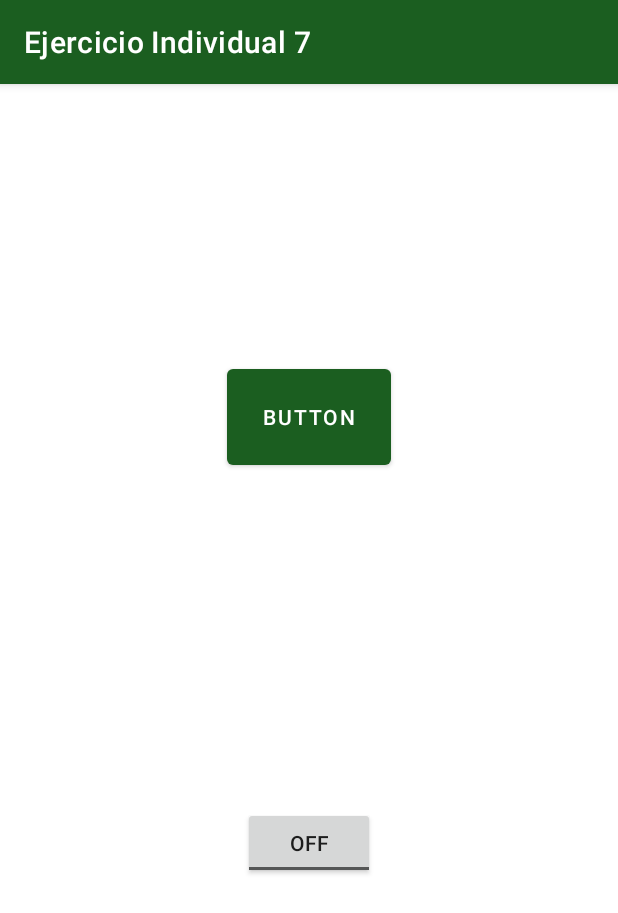
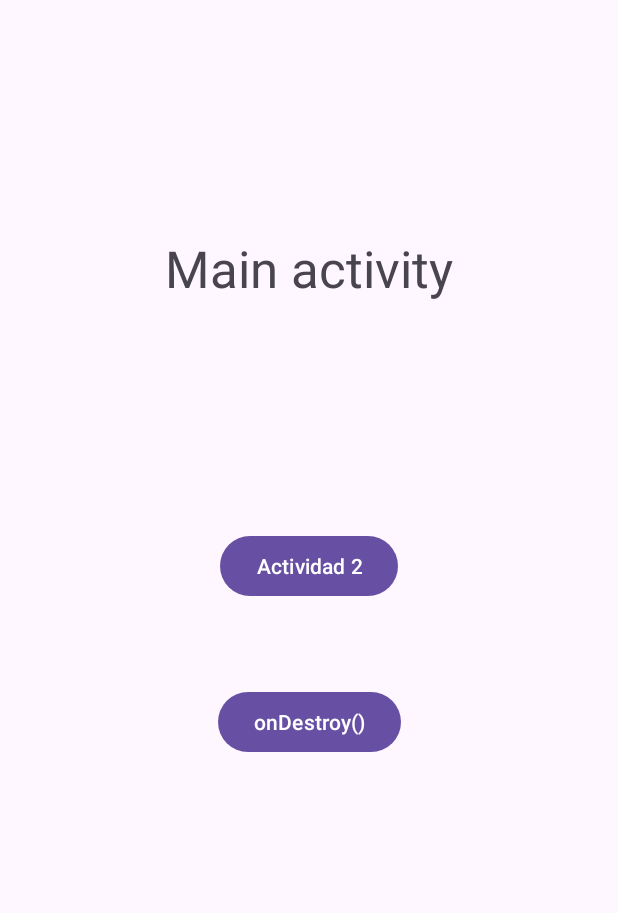
Before and after one commit to ClaudioA1992/EjercicioIndividual8, an Android app: the screen it shows after launch (MainActivity), on a phone screen of 412 x 824 dp. Shown: the top 913 px of the screen. Run offline under Robolectric (Android 15) with nearby library versions, the phone set to English and light mode, and no system bars.

Commit message:
Revert "Ejercicio individual 7"
Rollback

```diff
--- a/app/src/main/AndroidManifest.xml
+++ b/app/src/main/AndroidManifest.xml
@@ -10,8 +10,11 @@
         android:label="@string/app_name"
         android:roundIcon="@mipmap/ic_launcher_round"
         android:supportsRtl="true"
-        android:theme="@style/Theme.EjercicioIndividual7"
+        android:theme="@style/Theme.MovimientoEntreActivities"
         tools:targetApi="31">
+        <activity
+            android:name="cl.awakelab.movimientoentreactivities.MainActivity2"
+            android:exported="false" />
         <activity
             android:name=".MainActivity"
             android:exported="true">
--- a/app/src/main/java/cl/awakelab/ejercicioindividual7/MainActivity.java
+++ /dev/null
@@ -1,47 +0,0 @@
-package cl.awakelab.ejercicioindividual7;
-
-import androidx.appcompat.app.AppCompatActivity;
-import androidx.appcompat.app.AppCompatDelegate;
-import androidx.appcompat.widget.SwitchCompat;
-
-import android.os.Bundle;
-import android.view.View;
-import android.widget.Toast;
-import android.widget.ToggleButton;
-
-public class MainActivity extends AppCompatActivity {
-
-    @Override
-    protected void onCreate(Bundle savedInstanceState) {
-
-        super.onCreate(savedInstanceState);
-        setContentView(R.layout.activity_main);
-        ToggleButton switchNight = findViewById(R.id.switchNight);
-
-
-        switchNight.setOnClickListener(new View.OnClickListener() {
-            @Override
-            public void onClick(View v) {
-                if (switchNight.isChecked()) {
-                    setDayNight(0);
-                    Toast.makeText(getBaseContext(), "Enable Dark Mode", Toast.LENGTH_SHORT).show();
-                } else {
-                    setDayNight(1);
-                    Toast.makeText(getBaseContext(), "Enable Light Mode", Toast.LENGTH_SHORT).show();
-                }
-            }
-
-        });
-
-    }
-
-    public void setDayNight(int mode){
-        if(mode==0){
-            getDelegate().setLocalNightMode(AppCompatDelegate.MODE_NIGHT_YES);
-        }
-        else{
-            getDelegate().setLocalNightMode(AppCompatDelegate.MODE_NIGHT_NO);
-        }
-    }
-
-}
--- a/app/src/main/res/layout/activity_main.xml
+++ b/app/src/main/res/layout/activity_main.xml
@@ -4,27 +4,37 @@
     xmlns:tools="http://schemas.android.com/tools"
     android:layout_width="match_parent"
     android:layout_height="match_parent"
-    android:layout_margin="16dp"
     tools:context=".MainActivity">
 
-    <Button
-        android:id="@+id/button2"
-        android:layout_width="109dp"
-        android:layout_height="76dp"
-        android:layout_marginTop="168dp"
-        android:text="Button"
+    <TextView
+        android:id="@+id/textView"
+        android:layout_width="wrap_content"
+        android:layout_height="wrap_content"
+        android:layout_marginTop="156dp"
+        android:text="Main activity"
+        android:textSize="34sp"
         app:layout_constraintEnd_toEndOf="parent"
         app:layout_constraintStart_toStartOf="parent"
         app:layout_constraintTop_toTopOf="parent" />
 
-    <ToggleButton
-        android:id="@+id/switchNight"
+    <Button
+        android:id="@+id/secondActivityButton"
         android:layout_width="wrap_content"
         android:layout_height="wrap_content"
-        android:text="ToggleButton"
-        app:layout_constraintBottom_toBottomOf="parent"
-        app:layout_constraintEnd_toEndOf="parent"
-        app:layout_constraintStart_toStartOf="parent"
-        app:layout_constraintTop_toBottomOf="@+id/button2" />
+        android:layout_marginTop="152dp"
+        android:text="Actividad 2"
+        app:layout_constraintEnd_toEndOf="@+id/textView"
+        app:layout_constraintStart_toStartOf="@+id/textView"
+        app:layout_constraintTop_toBottomOf="@+id/textView" />
+
+    <Button
+        android:id="@+id/onDestroyButton"
+        android:layout_width="wrap_content"
+        android:layout_height="wrap_content"
+        android:layout_marginTop="56dp"
+        android:text="onDestroy()"
+        app:layout_constraintEnd_toEndOf="@+id/secondActivityButton"
+        app:layout_constraintStart_toStartOf="@+id/secondActivityButton"
+        app:layout_constraintTop_toBottomOf="@+id/secondActivityButton" />
 
 </androidx.constraintlayout.widget.ConstraintLayout>
--- a/app/src/main/res/values/colors.xml
+++ b/app/src/main/res/values/colors.xml
@@ -2,11 +2,4 @@
 <resources>
     <color name="black">#FF000000</color>
     <color name="white">#FFFFFFFF</color>
-
-    <color name="green">#1B5E20</color>
-    <color name="green_dark">#003300</color>
-    <color name="green_light">#A5D6A7</color>
-    <color name="blue">#0288D1</color>
-    <color name="blue_dark">#005B9F</color>
-    <color name="blue_light">#81D4FA</color>
 </resources>
--- a/app/src/main/res/values/strings.xml
+++ b/app/src/main/res/values/strings.xml
@@ -1,7 +1,3 @@
 <resources>
-    <string name="app_name">Ejercicio Individual 7</string>
-    <string name="primary_color">Primary color</string>
-    <string name="button">Button</string>
-    <string name="secondary_color">Secondary color</string>
-    <string name="email_icon">email icon</string>
+    <string name="app_name">Movimiento entre activities</string>
 </resources>
--- a/app/src/main/res/values/themes.xml
+++ b/app/src/main/res/values/themes.xml
@@ -1,22 +1,9 @@
 <resources xmlns:tools="http://schemas.android.com/tools">
     <!-- Base application theme. -->
-    <style name="Base.Theme.EjercicioIndividual7" parent="Theme.Material3.DayNight.NoActionBar">
+    <style name="Base.Theme.MovimientoEntreActivities" parent="Theme.Material3.DayNight.NoActionBar">
         <!-- Customize your light theme here. -->
         <!-- <item name="colorPrimary">@color/my_light_primary</item> -->
     </style>
 
-    <style name="Theme.EjercicioIndividual7" parent="Theme.MaterialComponents.DayNight.DarkActionBar" >
-        <!-- Primary brand color. -->
-        <item name="colorPrimary">@color/green</item>
-        <item name="colorPrimaryVariant">@color/green_dark</item>
-        <item name="colorOnPrimary">@color/white</item>
-        <!-- Secondary brand color. -->
-        <item name="colorSecondary">@color/blue</item>
-        <item name="colorSecondaryVariant">@color/blue_dark</item>
-        <item name="colorOnSecondary">@color/black</item>
-        <!-- Status bar color. -->
-        <item name="android:statusBarColor" tools:targetApi="l">?attr/colorPrimaryVariant</item>
-        <!-- Customize your theme here. -->
-    </style>
-
+    <style name="Theme.MovimientoEntreActivities" parent="Base.Theme.MovimientoEntreActivities" />
 </resources>
--- a/settings.gradle
+++ b/settings.gradle
@@ -12,5 +12,5 @@ dependencyResolutionManagement {
         mavenCentral()
     }
 }
-rootProject.name = "Ejercicio Individual 7"
+rootProject.name = "Movimiento entre activities"
 include ':app'
```
Also changed, not shown: app/build.gradle (+2 -6 lines), app/src/main/res/values-night/themes.xml (+3 -13 lines), gradle/wrapper/gradle-wrapper.properties, 2 other files.
